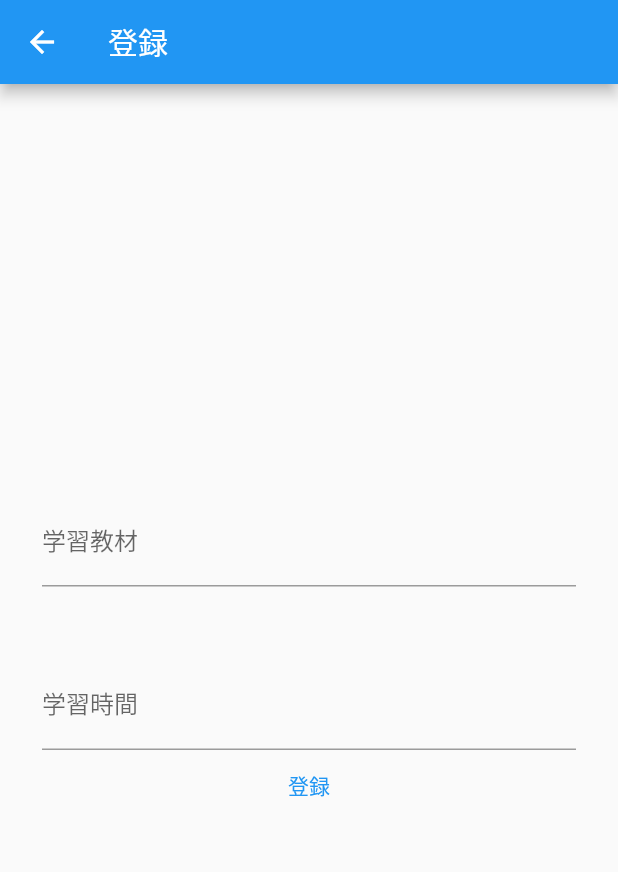
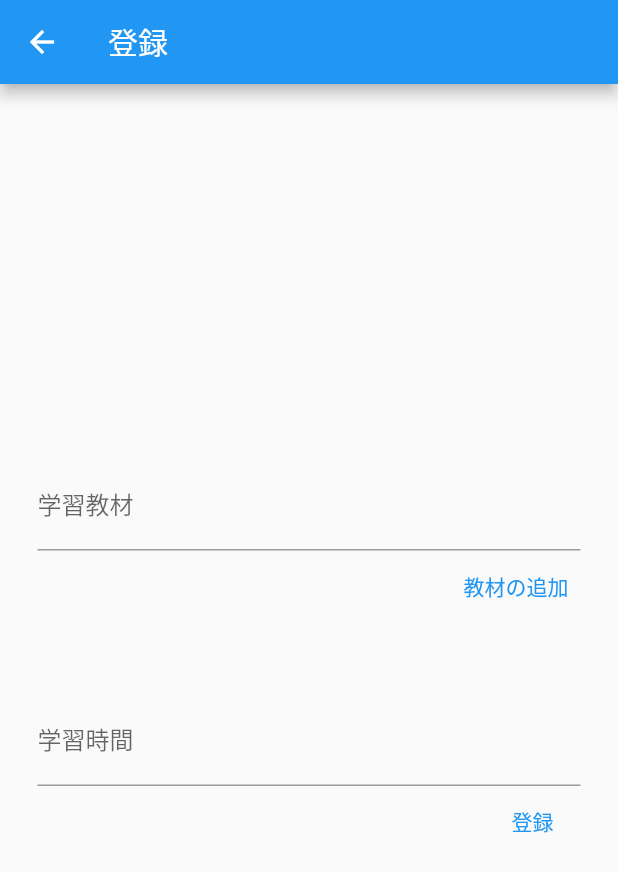
Before and after one commit to trm11tkr/learning-management-app, a Flutter app: the EditRecordPage screen opened directly, on a phone screen of 412 x 824 dp. Shown: the top 872 px of the screen. Run offline on Flutter 3.47's test engine with Material 2 defaults, Android fonts, the phone set to English and light mode, and no system bars; our stand-ins replace flutter_hooks, freezed_annotation, hooks_riverpod.

Commit message:
学習記録登録画面からでも教材を追加できるように修正

```diff
--- a/lib/presentation/pages/edit_material_page.dart
+++ b/lib/presentation/pages/edit_material_page.dart
@@ -53,7 +53,8 @@ class EditMaterialPage extends HookConsumerWidget {
             child: TextFormField(
               controller: titleEditingController,
               decoration: const InputDecoration(
-                labelText: 'TOEIC 出る単特急 金のフレーズ',
+                labelText: 'タイトル',
+                hintText: 'TOEIC 出る単特急 金のフレーズ',
               ),
               validator: (value) => (value == null || value.trim().isEmpty)
                   ? 'タイトル正しく入力してください'
--- a/lib/presentation/pages/edit_record_page.dart
+++ b/lib/presentation/pages/edit_record_page.dart
@@ -7,6 +7,7 @@ import 'package:flutter_hooks/flutter_hooks.dart';
 import '../../provider/record_provider.dart';
 import '../../model/entities/record.dart';
 import '../../provider/material_provider.dart';
+import '../pages/edit_material_page.dart';
 
 class EditRecordPage extends HookConsumerWidget {
   const EditRecordPage({Key? key, this.record}) : super(key: key);
@@ -66,20 +67,18 @@ class EditRecordPage extends HookConsumerWidget {
     }
 
     return Scaffold(
-      appBar: AppBar(
-        title: record == null ? const Text('登録') : const Text('編集')
-      ),
+      appBar:
+          AppBar(title: record == null ? const Text('登録') : const Text('編集')),
       body: Center(
         child: Padding(
-          padding: const EdgeInsets.all(8.0),
+          padding: const EdgeInsets.all(25.0),
           child: Form(
             key: form,
             child: Column(
               mainAxisAlignment: MainAxisAlignment.center,
+              crossAxisAlignment: CrossAxisAlignment.end,
               children: [
-                Container(
-                  padding: const EdgeInsets.symmetric(horizontal: 20),
-                  child: TextFormField(
+                TextFormField(
                   textAlign: TextAlign.end,
                   controller: materialController,
                   decoration: const InputDecoration(label: Text('学習教材')),
@@ -92,9 +91,8 @@ class EditRecordPage extends HookConsumerWidget {
                       pickerItems: materialData
                           .map((material) => material.title)
                           .toList(),
-                        settingValues: materialData
-                            .map((material) => material.id)
-                            .toList(),
+                      settingValues:
+                          materialData.map((material) => material.id).toList(),
                     );
                   },
                   validator: (value) {
@@ -104,13 +102,19 @@ class EditRecordPage extends HookConsumerWidget {
                     return null;
                   },
                 ),
+                TextButton(
+                  onPressed: () {
+                    Navigator.of(context)
+                        .push(MaterialPageRoute(builder: (context) {
+                      return const EditMaterialPage();
+                    }));
+                  },
+                  child: const Text('教材の追加'),
                 ),
                 const SizedBox(
                   height: 50,
                 ),
-                Container(
-                  padding: const EdgeInsets.symmetric(horizontal: 20),
-                  child: TextFormField(
+                TextFormField(
                   textAlign: TextAlign.end,
                   controller: timerController,
                   decoration: const InputDecoration(label: Text('学習時間')),
@@ -132,7 +136,8 @@ class EditRecordPage extends HookConsumerWidget {
                       controller: timerController,
                       pickerItems:
                           settingValues.map((value) => '$value分').toList(),
-                          settingValues: settingValues,);
+                      settingValues: settingValues,
+                    );
                   },
                   validator: (value) {
                     if (value == null || value.isEmpty) {
@@ -140,7 +145,6 @@ class EditRecordPage extends HookConsumerWidget {
                     }
                     return null;
                   },
-                  ),
                 ),
                 TextButton(
                   onPressed: () {
```
Lines whose indentation alone changed are shown as unchanged.
